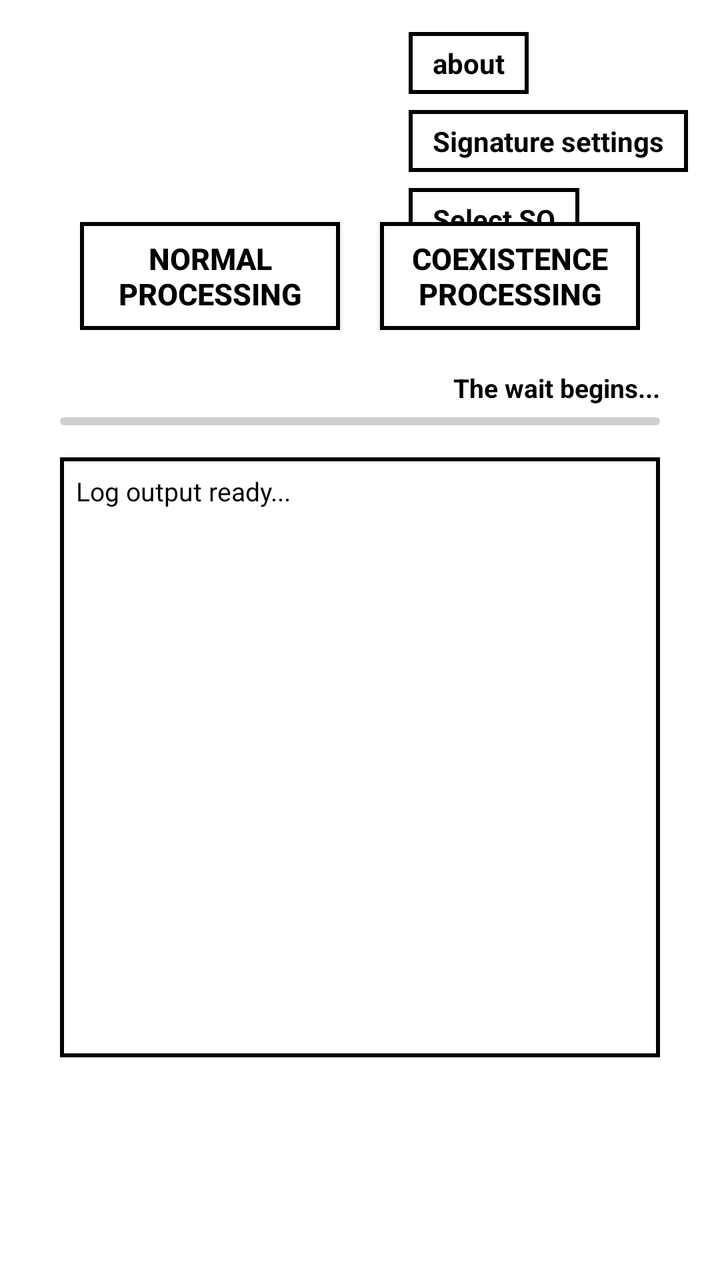
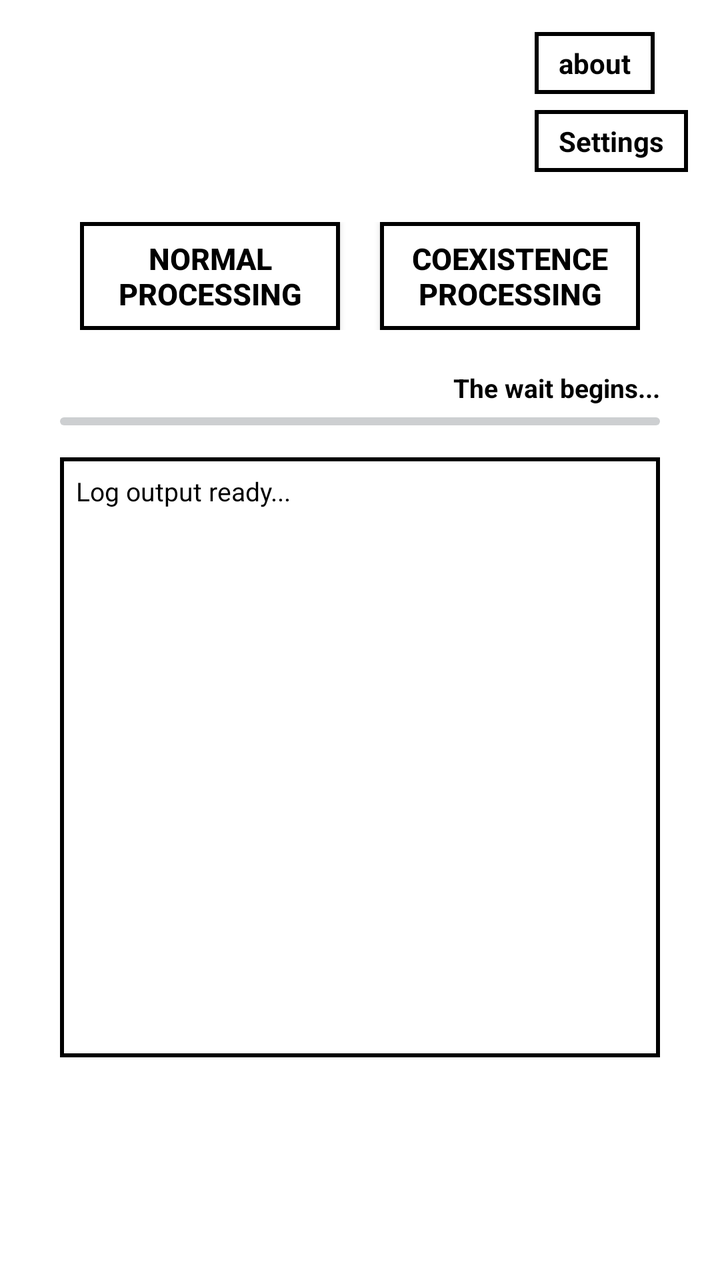

An Android layout rendered at two revisions. The XML below is the earlier revision; the diff shows what the commit changed to produce the second picture.
<!-- AndroidManifest.xml: application theme android:Theme.DeviceDefault.Light.NoActionBar -->
<!-- res/layout/main.xml -->
<?xml version="1.0" encoding="utf-8"?>
<RelativeLayout xmlns:android="http://schemas.android.com/apk/res/android"
    android:layout_width="match_parent"
    android:layout_height="match_parent"
    android:background="#FFFFFF">

    
    <LinearLayout
        android:id="@+id/top_buttons"
        android:layout_width="wrap_content"
        android:layout_height="wrap_content"
        android:layout_alignParentRight="true"
        android:layout_alignParentTop="true"
        android:layout_margin="16dp"
        android:orientation="vertical">

        <TextView
            android:id="@+id/btn_about"
            android:layout_width="wrap_content"
            android:layout_height="wrap_content"
            android:background="@drawable/bg_black_border"
            android:paddingLeft="12dp"
            android:paddingTop="6dp"
            android:paddingRight="12dp"
            android:paddingBottom="6dp"
            android:text="@string/about"
            android:textColor="#000000"
            android:textSize="14sp"
            android:textStyle="bold"
            android:layout_marginBottom="8dp" />

        <TextView
            android:id="@+id/btn_sign_config"
            android:layout_width="wrap_content"
            android:layout_height="wrap_content"
            android:background="@drawable/bg_black_border"
            android:paddingLeft="12dp"
            android:paddingTop="6dp"
            android:paddingRight="12dp"
            android:paddingBottom="6dp"
            android:text="@string/signature_settings"
            android:textColor="#000000"
            android:textSize="14sp"
            android:textStyle="bold"
            android:layout_marginBottom="8dp" />

        <TextView
            android:id="@+id/btn_so_config"
            android:layout_width="wrap_content"
            android:layout_height="wrap_content"
            android:background="@drawable/bg_black_border"
            android:paddingLeft="12dp"
            android:paddingTop="6dp"
            android:paddingRight="12dp"
            android:paddingBottom="6dp"
            android:text="@string/select_so"
            android:textColor="#000000"
            android:textSize="14sp"
            android:textStyle="bold" />

        <TextView
            android:id="@+id/btn_language"
            android:layout_width="wrap_content"
            android:layout_height="wrap_content"
            android:background="@drawable/bg_black_border"
            android:paddingLeft="12dp"
            android:paddingTop="6dp"
            android:paddingRight="12dp"
            android:paddingBottom="6dp"
            android:text="@string/language_settings"
            android:textColor="#000000"
            android:textSize="14sp"
            android:textStyle="bold"
            android:layout_marginTop="8dp" />
    </LinearLayout>

    
    <LinearLayout
        android:layout_width="wrap_content"
        android:layout_height="wrap_content"
        android:layout_centerInParent="true"
        android:orientation="vertical">

        
        <LinearLayout
            android:layout_width="wrap_content"
            android:layout_height="wrap_content"
            android:layout_gravity="center_horizontal"
            android:orientation="horizontal"
            android:layout_marginBottom="20dp">

            <Button
                android:id="@+id/btn_select_mc"
                android:layout_width="130dp"
                android:layout_height="wrap_content"
                android:background="@drawable/bg_black_border"
                android:text="@string/normal_processing"
                android:textColor="#000000"
                android:textSize="15sp"
                android:textStyle="bold"
                android:layout_marginRight="10dp" />

            <Button
                android:id="@+id/btn_make_clone"
                android:layout_width="130dp"
                android:layout_height="wrap_content"
                android:background="@drawable/bg_black_border"
                android:text="@string/coexistence_processing"
                android:textColor="#000000"
                android:textSize="15sp"
                android:textStyle="bold"
                android:layout_marginLeft="10dp" />
        </LinearLayout>

        
        <TextView
            android:id="@+id/tv_progress_percent"
            android:layout_width="300dp"
            android:layout_height="wrap_content"
            android:gravity="right"
            android:text="@string/waiting_to_begin"
            android:textColor="#000000"
            android:textSize="13sp"
            android:textStyle="bold" />

        
        <ProgressBar
            android:id="@+id/progress_bar"
            style="?android:attr/progressBarStyleHorizontal"
            android:layout_width="300dp"
            android:layout_height="wrap_content"
            android:layout_marginBottom="10dp"
            android:max="100"
            android:progress="0"
            android:progressTint="#000000" />

        
        <LinearLayout
            android:layout_width="300dp"
            android:layout_height="300dp"
            android:background="@drawable/bg_black_border"
            android:padding="8dp"
            android:orientation="vertical">

            <ScrollView
                android:id="@+id/scroll_view_log"
                android:layout_width="match_parent"
                android:layout_height="match_parent">

                <TextView
                    android:id="@+id/tv_log_output"
                    android:layout_width="match_parent"
                    android:layout_height="wrap_content"
                    android:text="@string/log_output_ready"
                    android:textColor="#000000"
                    android:textSize="13sp"
                    android:textIsSelectable="true" />
            </ScrollView>
        </LinearLayout>

    </LinearLayout>
</RelativeLayout>
<!-- resources referenced by this layout -->
<resources>
  <!-- drawable bg_black_border (drawable) -->
  <?xml version="1.0" encoding="utf-8"?>
  <shape xmlns:android="http://schemas.android.com/apk/res/android">
      
      <solid android:color="#FFFFFF" />
      
      <stroke android:width="2dp" android:color="#000000" />
      <padding android:left="8dp" android:top="8dp" android:right="8dp" android:bottom="8dp" />
  </shape>
  <string name="about">about</string>
  <string name="coexistence_processing">Coexistence processing</string>
  <string name="language_settings">Language</string>
  <string name="log_output_ready">Log output ready...\n</string>
  <string name="normal_processing">Normal processing</string>
  <string name="select_so">Select SO</string>
  <string name="signature_settings">Signature settings</string>
  <string name="waiting_to_begin">The wait begins...</string>
</resources>

<!-- the commit's change to res/layout/main.xml (unified diff, before → after) -->
@@ -30,7 +30,7 @@
             android:layout_marginBottom="8dp" />
 
         <TextView
-            android:id="@+id/btn_sign_config"
+            android:id="@+id/btn_settings"
             android:layout_width="wrap_content"
             android:layout_height="wrap_content"
             android:background="@drawable/bg_black_border"
@@ -38,40 +38,11 @@
             android:paddingTop="6dp"
             android:paddingRight="12dp"
             android:paddingBottom="6dp"
-            android:text="@string/signature_settings"
-            android:textColor="#000000"
-            android:textSize="14sp"
-            android:textStyle="bold"
-            android:layout_marginBottom="8dp" />
-
-        <TextView
-            android:id="@+id/btn_so_config"
-            android:layout_width="wrap_content"
-            android:layout_height="wrap_content"
-            android:background="@drawable/bg_black_border"
-            android:paddingLeft="12dp"
-            android:paddingTop="6dp"
-            android:paddingRight="12dp"
-            android:paddingBottom="6dp"
-            android:text="@string/select_so"
+            android:text="@string/settings"
             android:textColor="#000000"
             android:textSize="14sp"
             android:textStyle="bold" />
 
-        <TextView
-            android:id="@+id/btn_language"
-            android:layout_width="wrap_content"
-            android:layout_height="wrap_content"
-            android:background="@drawable/bg_black_border"
-            android:paddingLeft="12dp"
-            android:paddingTop="6dp"
-            android:paddingRight="12dp"
-            android:paddingBottom="6dp"
-            android:text="@string/language_settings"
-            android:textColor="#000000"
-            android:textSize="14sp"
-            android:textStyle="bold"
-            android:layout_marginTop="8dp" />
     </LinearLayout>
 
     
<!-- resource entries referenced after the edit -->
@@ -11,11 +11,9 @@
   </shape>
   <string name="about">about</string>
   <string name="coexistence_processing">Coexistence processing</string>
-  <string name="language_settings">Language</string>
   <string name="log_output_ready">Log output ready...\n</string>
   <string name="normal_processing">Normal processing</string>
-  <string name="select_so">Select SO</string>
-  <string name="signature_settings">Signature settings</string>
+  <string name="settings">Settings</string>
   <string name="waiting_to_begin">The wait begins...</string>
 </resources>
 
